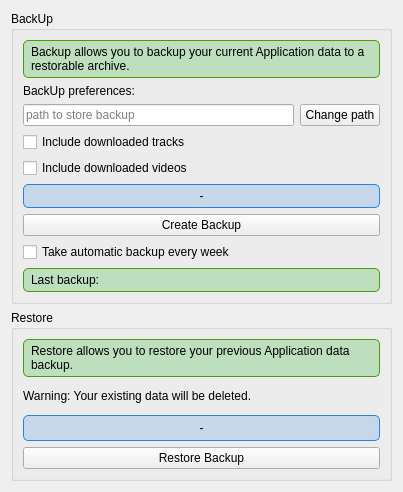
First picture: the form in backup.ui, repository keshavbhatt/olivia, before the edit.
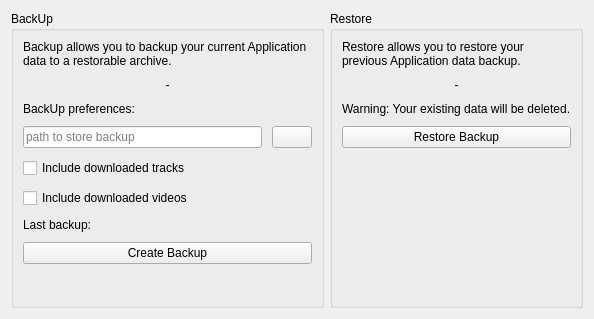
Second picture: the form after the edit. Icons and pictures are not drawn. Custom widgets are drawn as their Qt base class.

The edit to the form file:
```diff
--- a/backup.ui
+++ b/backup.ui
@@ -6,20 +6,29 @@
    <rect>
     <x>0</x>
     <y>0</y>
-    <width>403</width>
-    <height>470</height>
+    <width>594</width>
+    <height>319</height>
    </rect>
   </property>
   <property name="windowTitle">
    <string>Form</string>
   </property>
-  <layout class="QVBoxLayout" name="verticalLayout">
+  <layout class="QHBoxLayout" name="horizontalLayout_2">
    <item>
     <widget class="QGroupBox" name="groupBox">
+     <property name="minimumSize">
+      <size>
+       <width>300</width>
+       <height>0</height>
+      </size>
+     </property>
      <property name="title">
       <string>BackUp</string>
      </property>
      <layout class="QVBoxLayout" name="verticalLayout_3">
+      <property name="spacing">
+       <number>10</number>
+      </property>
       <item>
        <widget class="QLabel" name="label_3">
         <property name="sizePolicy">
@@ -28,12 +37,6 @@
           <verstretch>0</verstretch>
          </sizepolicy>
         </property>
-        <property name="styleSheet">
-         <string notr="true">background-color: rgba(0,170,0,50);
-padding:4px;
-border:1px solid rgb(78, 154, 6);
-border-radius: 5px;</string>
-        </property>
         <property name="text">
          <string>&lt;html&gt;&lt;head/&gt;&lt;body&gt;&lt;p&gt;Backup allows you to backup your current Application data to a restorable archive.&lt;/p&gt;&lt;/body&gt;&lt;/html&gt;</string>
         </property>
@@ -42,6 +45,19 @@
         </property>
        </widget>
       </item>
+      <item>
+       <widget class="ElidedLabel" name="status">
+        <property name="toolTip">
+         <string>Status</string>
+        </property>
+        <property name="text">
+         <string>-</string>
+        </property>
+        <property name="alignment">
+         <set>Qt::AlignCenter</set>
+        </property>
+       </widget>
+      </item>
       <item>
        <widget class="QLabel" name="label">
         <property name="text">
@@ -59,16 +75,22 @@
           <property name="toolTip">
            <string>Path to store backup</string>
           </property>
+          <property name="readOnly">
+           <bool>true</bool>
+          </property>
           <property name="placeholderText">
            <string>path to store backup</string>
           </property>
          </widget>
         </item>
         <item>
-         <widget class="QPushButton" name="change_path">
-          <property name="text">
+         <widget class="controlButton" name="change_path">
+          <property name="toolTip">
            <string>Change path</string>
           </property>
+          <property name="text">
+           <string/>
+          </property>
           <property name="icon">
            <iconset resource="icons.qrc">
             <normaloff>:/icons/others/folder-open-line.png</normaloff>:/icons/others/folder-open-line.png</iconset>
@@ -86,24 +108,30 @@
       </item>
       <item>
        <widget class="QCheckBox" name="video_checkBox">
+        <property name="minimumSize">
+         <size>
+          <width>250</width>
+          <height>0</height>
+         </size>
+        </property>
         <property name="text">
          <string>Include downloaded videos</string>
         </property>
        </widget>
       </item>
       <item>
-       <widget class="ElidedLabel" name="status">
-        <property name="styleSheet">
-         <string notr="true">background-color: rgb(42, 130, 218,50);
-padding:4px;
-border:1px solid rgb(42, 130, 218);
-border-radius: 5px;</string>
+       <widget class="QLabel" name="last">
+        <property name="sizePolicy">
+         <sizepolicy hsizetype="Preferred" vsizetype="Minimum">
+          <horstretch>0</horstretch>
+          <verstretch>0</verstretch>
+         </sizepolicy>
         </property>
         <property name="text">
-         <string>-</string>
+         <string>&lt;html&gt;&lt;head/&gt;&lt;body&gt;&lt;p&gt;Last backup:&lt;/p&gt;&lt;/body&gt;&lt;/html&gt;</string>
         </property>
-        <property name="alignment">
-         <set>Qt::AlignCenter</set>
+        <property name="wordWrap">
+         <bool>true</bool>
         </property>
        </widget>
       </item>
@@ -119,51 +147,40 @@
        </widget>
       </item>
       <item>
-       <widget class="QCheckBox" name="automatic_backup">
-        <property name="text">
-         <string>Take automatic backup every week</string>
+       <spacer name="verticalSpacer_2">
+        <property name="orientation">
+         <enum>Qt::Vertical</enum>
         </property>
-       </widget>
-      </item>
-      <item>
-       <widget class="QLabel" name="last">
-        <property name="sizePolicy">
-         <sizepolicy hsizetype="Preferred" vsizetype="Minimum">
-          <horstretch>0</horstretch>
-          <verstretch>0</verstretch>
-         </sizepolicy>
+        <property name="sizeHint" stdset="0">
+         <size>
+          <width>20</width>
+          <height>40</height>
+         </size>
         </property>
-        <property name="styleSheet">
-         <string notr="true">background-color: rgba(0,170,0,50);
-padding:4px;
-border:1px solid rgb(78, 154, 6);
-border-radius: 5px;</string>
-        </property>
-        <property name="text">
-         <string>&lt;html&gt;&lt;head/&gt;&lt;body&gt;&lt;p&gt;Last backup:&lt;/p&gt;&lt;/body&gt;&lt;/html&gt;</string>
-        </property>
-        <property name="wordWrap">
-         <bool>true</bool>
-        </property>
-       </widget>
+       </spacer>
       </item>
      </layout>
     </widget>
    </item>
    <item>
     <widget class="QGroupBox" name="groupBox_2">
+     <property name="styleSheet">
+      <string notr="true">
+QGroupBox{
+background-image: url(:/icons/others/database-2-line.png);
+background-repeat: no-repeat;
+background-position: bottom right;
+}</string>
+     </property>
      <property name="title">
       <string>Restore</string>
      </property>
      <layout class="QVBoxLayout" name="verticalLayout_4">
+      <property name="spacing">
+       <number>10</number>
+      </property>
       <item>
-       <widget class="QLabel" name="label_4">
-        <property name="styleSheet">
-         <string notr="true">background-color: rgba(0,170,0,50);
-padding:4px;
-border:1px solid rgb(78, 154, 6);
-border-radius: 5px;</string>
-        </property>
+       <widget class="QLabel" name="styled_label_4">
         <property name="text">
          <string>&lt;html&gt;&lt;head/&gt;&lt;body&gt;&lt;p&gt;Restore allows you to restore your previous Application data backup.&lt;/p&gt;&lt;/body&gt;&lt;/html&gt;</string>
         </property>
@@ -172,6 +189,19 @@
         </property>
        </widget>
       </item>
+      <item>
+       <widget class="ElidedLabel" name="status_restore">
+        <property name="toolTip">
+         <string>Status</string>
+        </property>
+        <property name="text">
+         <string>-</string>
+        </property>
+        <property name="alignment">
+         <set>Qt::AlignCenter</set>
+        </property>
+       </widget>
+      </item>
       <item>
        <widget class="QLabel" name="label_2">
         <property name="text">
@@ -179,22 +209,6 @@
         </property>
        </widget>
       </item>
-      <item>
-       <widget class="ElidedLabel" name="status_restore">
-        <property name="styleSheet">
-         <string notr="true">background-color: rgb(42, 130, 218,50);
-padding:4px;
-border:1px solid rgb(42, 130, 218);
-border-radius: 5px;</string>
-        </property>
-        <property name="text">
-         <string>-</string>
-        </property>
-        <property name="alignment">
-         <set>Qt::AlignCenter</set>
-        </property>
-       </widget>
-      </item>
       <item>
        <widget class="QPushButton" name="restore">
         <property name="text">
@@ -206,6 +220,19 @@
         </property>
        </widget>
       </item>
+      <item>
+       <spacer name="verticalSpacer">
+        <property name="orientation">
+         <enum>Qt::Vertical</enum>
+        </property>
+        <property name="sizeHint" stdset="0">
+         <size>
+          <width>20</width>
+          <height>40</height>
+         </size>
+        </property>
+       </spacer>
+      </item>
      </layout>
     </widget>
    </item>
@@ -217,6 +244,11 @@
    <extends>QLabel</extends>
    <header>elidedlabel.h</header>
   </customwidget>
+  <customwidget>
+   <class>controlButton</class>
+   <extends>QPushButton</extends>
+   <header>controlbutton.h</header>
+  </customwidget>
  </customwidgets>
  <resources>
   <include location="icons.qrc"/>
```
Left out of the diff: 5 changed lines with no effect on the pictures.
